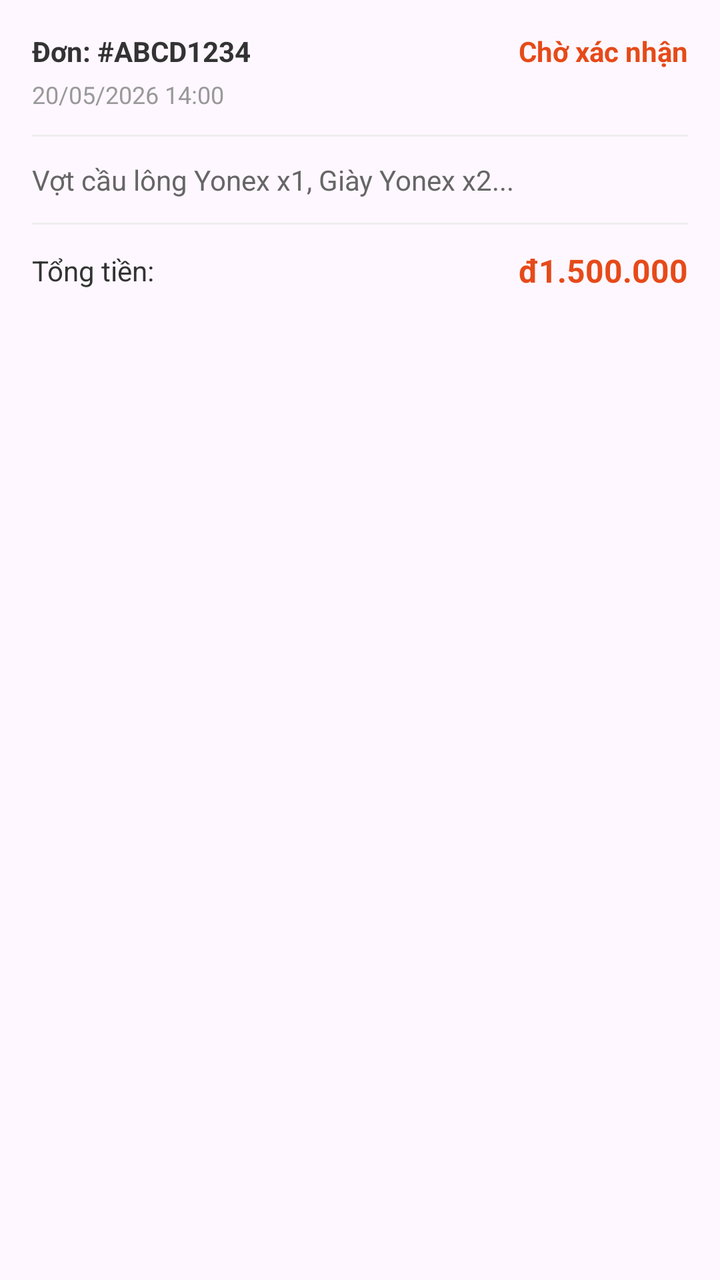
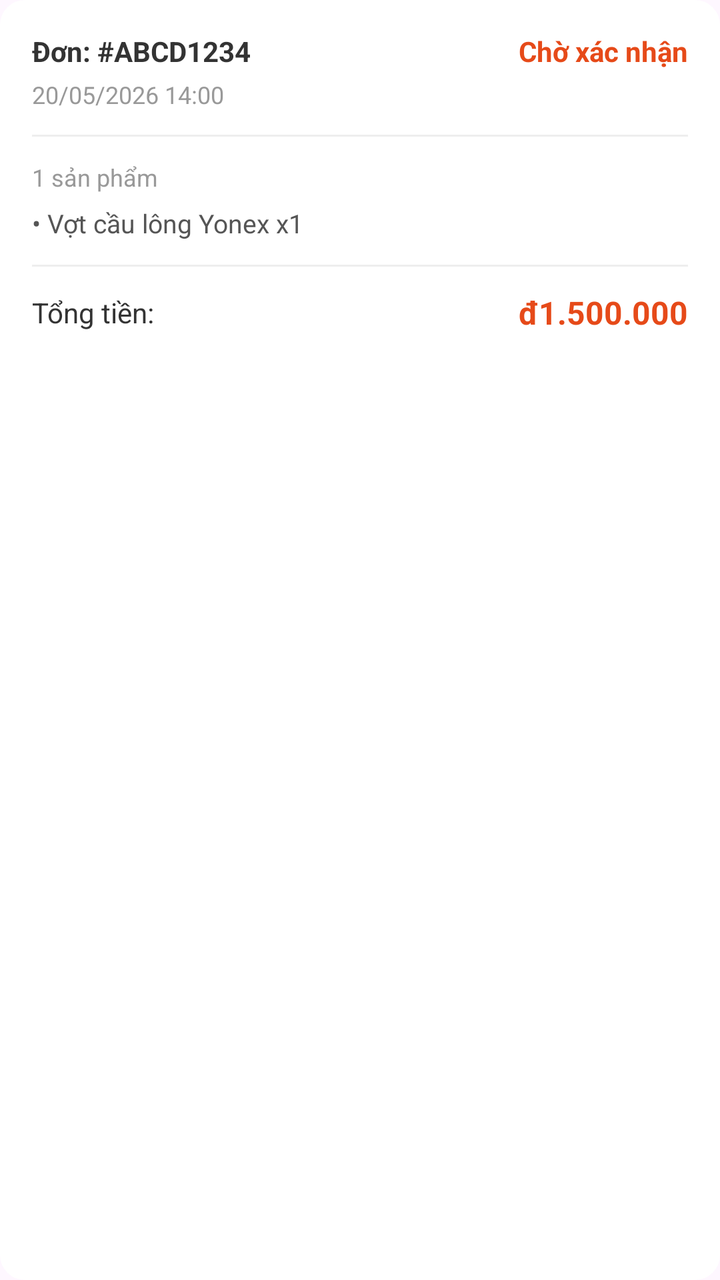

Screens rendered from an Android XML layout before and after an edit, with the pre-edit source and the edit as a unified diff.
<!-- AndroidManifest.xml: application theme Theme.Buoi1 -->
<!-- res/layout/item_order_history.xml -->
<?xml version="1.0" encoding="utf-8"?>
<LinearLayout xmlns:android="http://schemas.android.com/apk/res/android"
    android:layout_width="match_parent"
    android:layout_height="wrap_content"
    android:orientation="vertical"
    android:background="?attr/selectableItemBackground"
    android:clickable="true"
    android:focusable="true"
    android:padding="16dp"
    android:layout_marginBottom="12dp">

    <LinearLayout
        android:layout_width="match_parent"
        android:layout_height="wrap_content"
        android:orientation="horizontal"
        android:gravity="center_vertical">
        <TextView
            android:id="@+id/tvOrderId"
            android:layout_width="0dp"
            android:layout_height="wrap_content"
            android:layout_weight="1"
            android:text="Đơn: #ABCD1234"
            android:textColor="#333333"
            android:textSize="14sp"
            android:textStyle="bold" />
        <TextView
            android:id="@+id/tvOrderStatus"
            android:layout_width="wrap_content"
            android:layout_height="wrap_content"
            android:text="Chờ xác nhận"
            android:textColor="#E64A19"
            android:textSize="14sp"
            android:textStyle="bold" />
    </LinearLayout>

    <TextView
        android:id="@+id/tvOrderDate"
        android:layout_width="wrap_content"
        android:layout_height="wrap_content"
        android:layout_marginTop="4dp"
        android:text="20/05/2026 14:00"
        android:textColor="#999999"
        android:textSize="12sp" />

    <View
        android:layout_width="match_parent"
        android:layout_height="1dp"
        android:layout_marginTop="12dp"
        android:layout_marginBottom="12dp"
        android:background="#EEEEEE" />

    <TextView
        android:id="@+id/tvOrderItemsInfo"
        android:layout_width="match_parent"
        android:layout_height="wrap_content"
        android:text="Vợt cầu lông Yonex x1, Giày Yonex x2..."
        android:textColor="#666666"
        android:textSize="14sp"
        android:maxLines="2"
        android:ellipsize="end" />

    <View
        android:layout_width="match_parent"
        android:layout_height="1dp"
        android:layout_marginTop="12dp"
        android:layout_marginBottom="12dp"
        android:background="#EEEEEE" />

    <LinearLayout
        android:layout_width="match_parent"
        android:layout_height="wrap_content"
        android:gravity="center_vertical"
        android:orientation="horizontal">
        <TextView
            android:layout_width="0dp"
            android:layout_height="wrap_content"
            android:layout_weight="1"
            android:text="Tổng tiền:"
            android:textColor="#333333"
            android:textSize="14sp" />
        <TextView
            android:id="@+id/tvOrderTotal"
            android:layout_width="wrap_content"
            android:layout_height="wrap_content"
            android:text="đ1.500.000"
            android:textColor="#E64A19"
            android:textSize="16sp"
            android:textStyle="bold" />
    </LinearLayout>
</LinearLayout>
<!-- resources referenced by this layout -->
<resources>
  <style name="Theme.Buoi1" parent="Base.Theme.Buoi1" />
  <style name="Base.Theme.Buoi1" parent="Theme.Material3.DayNight.NoActionBar">
          
          <item name="colorPrimary">@color/colorPrimary</item>
          <item name="colorSecondary">@color/colorPrimary</item>
          <item name="colorPrimaryVariant">@color/colorButtonLight</item>
      </style>
  <color name="colorPrimary">#E64A19</color>
  <color name="colorButtonLight">#FF8A65</color>
</resources>

<!-- the commit's change to res/layout/item_order_history.xml (unified diff, before → after) -->
@@ -3,17 +3,22 @@
     android:layout_width="match_parent"
     android:layout_height="wrap_content"
     android:orientation="vertical"
-    android:background="?attr/selectableItemBackground"
+    android:background="@drawable/bg_border_rounded"
+    android:backgroundTint="@color/white"
     android:clickable="true"
     android:focusable="true"
-    android:padding="16dp"
-    android:layout_marginBottom="12dp">
+    android:foreground="?attr/selectableItemBackground"
+    android:layout_marginHorizontal="12dp"
+    android:layout_marginBottom="10dp"
+    android:padding="16dp">
 
+    
     <LinearLayout
         android:layout_width="match_parent"
         android:layout_height="wrap_content"
         android:orientation="horizontal"
         android:gravity="center_vertical">
+
         <TextView
             android:id="@+id/tvOrderId"
             android:layout_width="0dp"
@@ -23,6 +28,7 @@
             android:textColor="#333333"
             android:textSize="14sp"
             android:textStyle="bold" />
+
         <TextView
             android:id="@+id/tvOrderStatus"
             android:layout_width="wrap_content"
@@ -50,14 +56,22 @@
         android:background="#EEEEEE" />
 
     <TextView
+        android:id="@+id/tvOrderItemCount"
+        android:layout_width="wrap_content"
+        android:layout_height="wrap_content"
+        android:layout_marginBottom="6dp"
+        android:text="1 sản phẩm"
+        android:textColor="#999999"
+        android:textSize="12sp" />
+
+    <TextView
         android:id="@+id/tvOrderItemsInfo"
         android:layout_width="match_parent"
         android:layout_height="wrap_content"
-        android:text="Vợt cầu lông Yonex x1, Giày Yonex x2..."
-        android:textColor="#666666"
-        android:textSize="14sp"
-        android:maxLines="2"
-        android:ellipsize="end" />
+        android:text="• Vợt cầu lông Yonex x1"
+        android:textColor="#555555"
+        android:textSize="13sp"
+        android:lineSpacingExtra="4dp" />
 
     <View
         android:layout_width="match_parent"
@@ -71,6 +85,7 @@
         android:layout_height="wrap_content"
         android:gravity="center_vertical"
         android:orientation="horizontal">
+
         <TextView
             android:layout_width="0dp"
             android:layout_height="wrap_content"
@@ -78,6 +93,7 @@
             android:text="Tổng tiền:"
             android:textColor="#333333"
             android:textSize="14sp" />
+
         <TextView
             android:id="@+id/tvOrderTotal"
             android:layout_width="wrap_content"
@@ -87,4 +103,5 @@
             android:textSize="16sp"
             android:textStyle="bold" />
     </LinearLayout>
+
 </LinearLayout>
<!-- resource entries referenced after the edit -->
@@ -1,5 +1,14 @@
 <!-- resources referenced by this layout -->
 <resources>
+  <color name="white">#FFFFFFFF</color>
+  <!-- drawable bg_border_rounded (drawable) -->
+  <?xml version="1.0" encoding="utf-8"?>
+  <shape xmlns:android="http://schemas.android.com/apk/res/android"
+      android:shape="rectangle">
+      <solid android:color="@color/white" />
+      <stroke android:width="1dp" android:color="#EEEEEE" />
+      <corners android:radius="12dp" />
+  </shape>
   <style name="Theme.Buoi1" parent="Base.Theme.Buoi1" />
   <style name="Base.Theme.Buoi1" parent="Theme.Material3.DayNight.NoActionBar">
           
